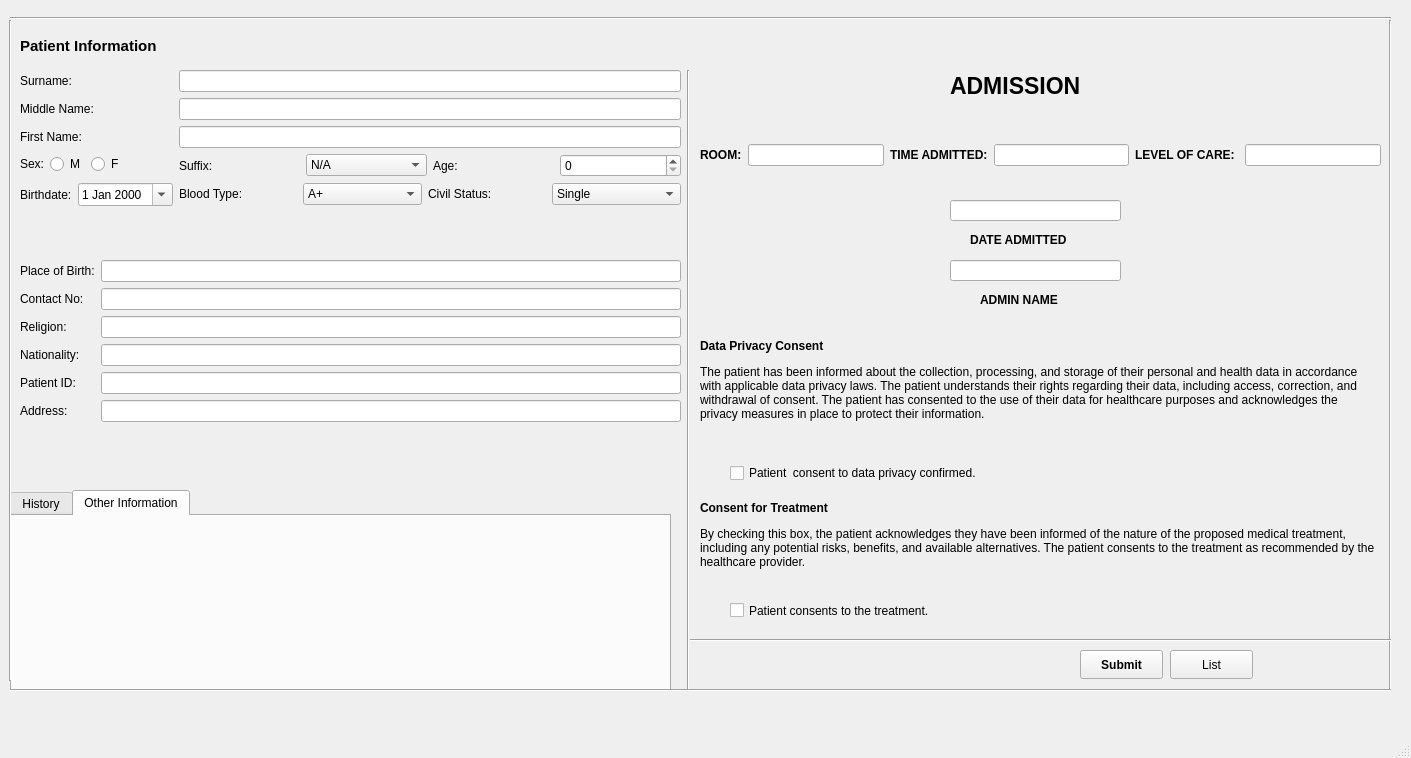
This is mainwindow.ui in ChadBojelador/Medical-Record-Management-System as Qt 5 draws it before an edit. The edited form follows.
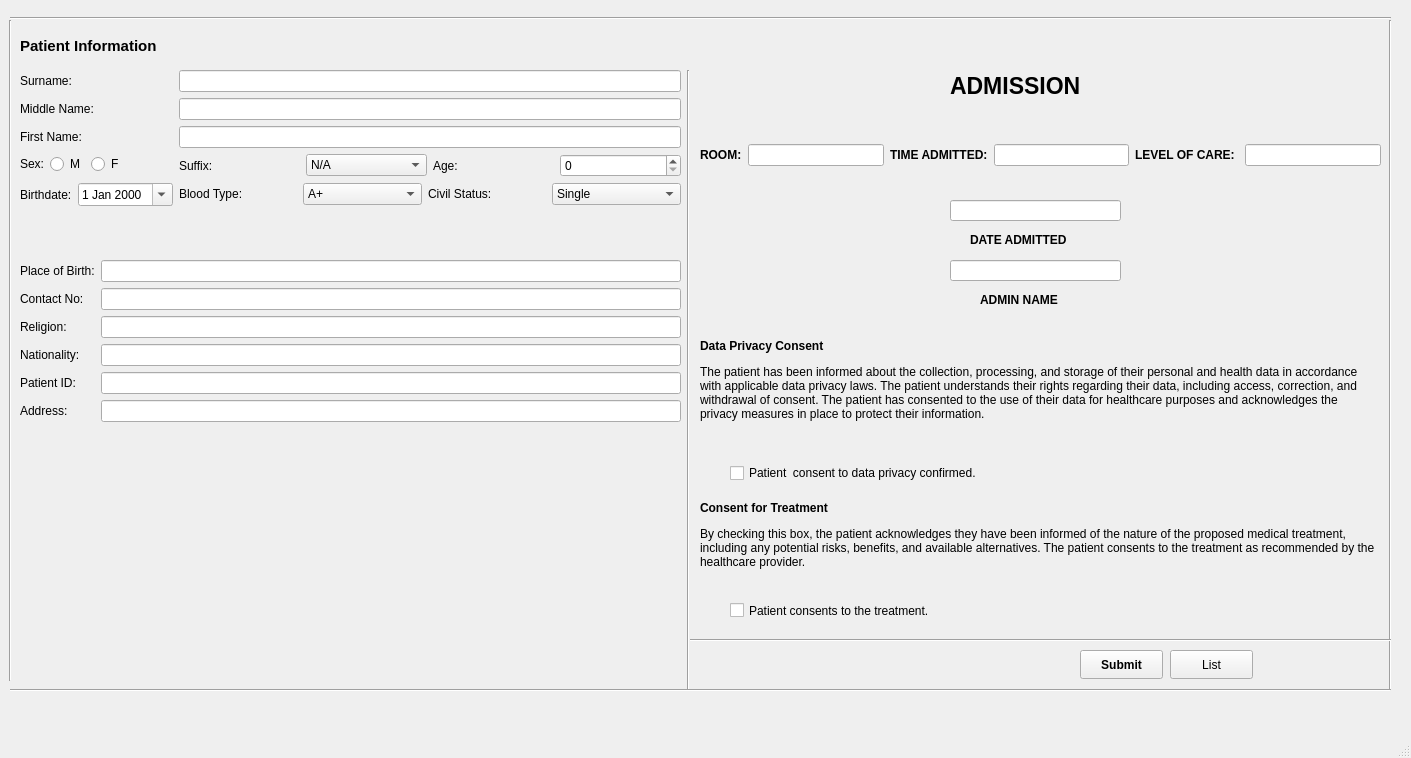
This is the edited form. The open tabs and pages were chosen to show the change.

What changed in the file:
```diff
--- a/mainwindow.ui
+++ b/mainwindow.ui
@@ -872,38 +872,6 @@
        <enum>Qt::Orientation::Vertical</enum>
       </property>
      </widget>
-     <widget class="QTabWidget" name="tabWidget_2">
-      <property name="geometry">
-       <rect>
-        <x>10</x>
-        <y>480</y>
-        <width>661</width>
-        <height>201</height>
-       </rect>
-      </property>
-      <property name="maximumSize">
-       <size>
-        <width>16777215</width>
-        <height>16777215</height>
-       </size>
-      </property>
-      <property name="currentIndex">
-       <number>1</number>
-      </property>
-      <property name="documentMode">
-       <bool>false</bool>
-      </property>
-      <widget class="QWidget" name="tab_5">
-       <attribute name="title">
-        <string>History</string>
-       </attribute>
-      </widget>
-      <widget class="QWidget" name="tab_6">
-       <attribute name="title">
-        <string>Other Information</string>
-       </attribute>
-      </widget>
-     </widget>
      <widget class="QLabel" name="label_28">
       <property name="geometry">
        <rect>
```
Left out of the diff: 33 changed lines with no effect on the pictures.
